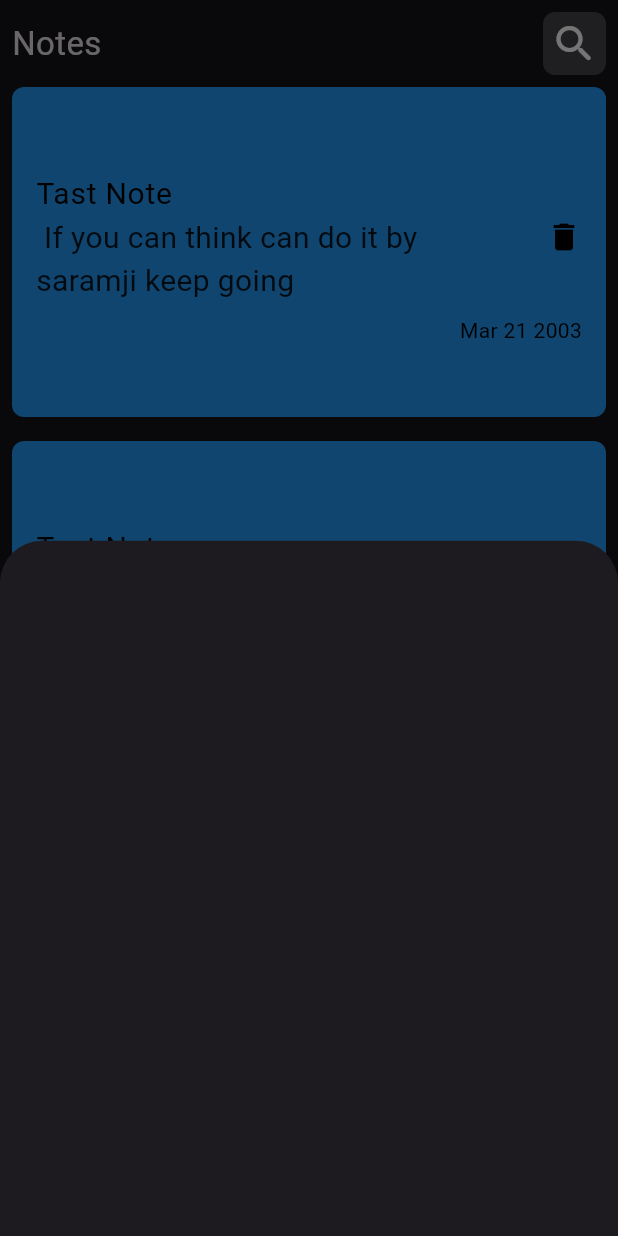
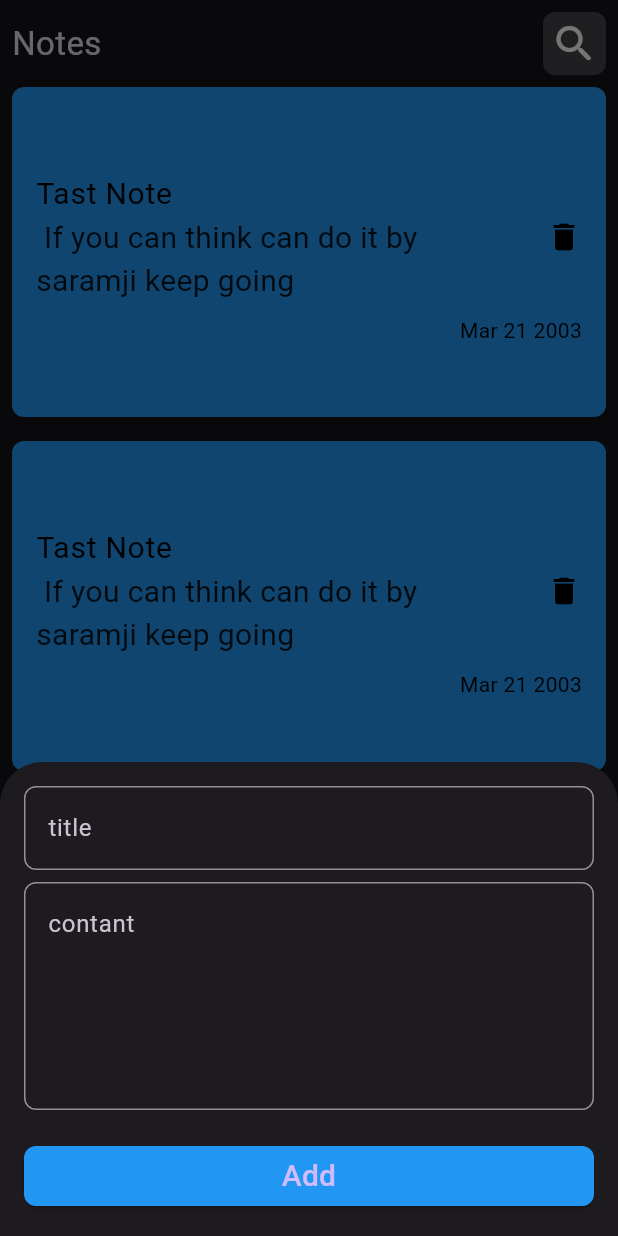
Before and after one commit to elsaramji/notappy, a Flutter app: the screen it shows after launch, after a tap on the "add" icon, on a phone screen of 412 x 824 dp. Run offline on Flutter 3.47's test engine with Material 3 defaults, Android fonts, the phone set to English and light mode, and no system bars.

Commit message:
Add sheet to Add note & vailedtor

```diff
--- a/lib/main.dart
+++ b/lib/main.dart
@@ -15,7 +15,7 @@ class NoteApp extends StatelessWidget {
     return MaterialApp(
       debugShowCheckedModeBanner: false,
       theme: ThemeData(brightness: Brightness.dark, primarySwatch: Colors.blue),
-      home: const NotesView(),
+      home: NotesView(),
     );
   }
 }
--- a/lib/views/notes_view.dart
+++ b/lib/views/notes_view.dart
@@ -1,7 +1,7 @@
 // views/notes_view.dart
 import 'package:flutter/material.dart';
+import 'package:noteappy/widgets/add_note_sheet.dart';
 import 'package:noteappy/widgets/customapp.dart';
-
 import 'package:noteappy/widgets/notes_builder.dart';
 
 class NotesView extends StatelessWidget {
@@ -9,8 +9,8 @@ class NotesView extends StatelessWidget {
 
   @override
   Widget build(BuildContext context) {
-    return Scaffold(
-      body: const Padding(
+    return const Scaffold(
+      body: Padding(
         padding: EdgeInsets.all(8.0),
         child: Column(
           children: [
@@ -22,17 +22,28 @@ class NotesView extends StatelessWidget {
           ],
         ),
       ),
-      floatingActionButton: FloatingActionButton(
+      floatingActionButton: AddNoteButton(),
+    );
+  }
+}
+
+class AddNoteButton extends StatelessWidget {
+  const AddNoteButton({
+    super.key,
+  });
+
+  @override
+  Widget build(BuildContext context) {
+    return FloatingActionButton(
       backgroundColor: Colors.blue,
       onPressed: () {
         showModalBottomSheet(
             context: context,
             builder: (context) {
-                return Container();
+              return AddNoteSheet();
             });
       },
       child: const Icon(Icons.add),
-      ),
     );
   }
 }
--- /dev/null
+++ b/lib/widgets/add_note_sheet.dart
@@ -0,0 +1,63 @@
+import 'package:flutter/material.dart';
+import 'package:noteappy/widgets/custom_text_filed.dart';
+
+import 'custom_elevated.dart';
+
+class AddNoteSheet extends StatefulWidget {
+  const AddNoteSheet({
+    super.key,
+  });
+
+  @override
+  State<AddNoteSheet> createState() => _AddNoteSheetState();
+}
+
+class _AddNoteSheetState extends State<AddNoteSheet> {
+  final GlobalKey<FormState> form = GlobalKey();
+  String? titel, subtitel;
+
+  String? vailed(value) {
+    if (value?.isEmpty ?? true) {
+      return "this required";
+    }
+    return null;
+  }
+
+  @override
+  Widget build(BuildContext context) {
+    return Container(
+      padding: const EdgeInsets.all(16),
+      child: SingleChildScrollView(
+        child: Form(
+          key: form,
+          child: Column(
+            children: [
+              CustomTextFiled(
+                onChanged: (value) {
+                  value = titel;
+                },
+                valid: vailed,
+                hint: "title",
+              ),
+              const SizedBox(
+                height: 8,
+              ),
+              CustomTextFiled(
+                onChanged: (value) {
+                  value = subtitel;
+                },
+                valid: vailed,
+                hint: "contant",
+                maxline: 5,
+              ),
+              const SizedBox(
+                height: 20,
+              ),
+              CustomElevated(form: form)
+            ],
+          ),
+        ),
+      ),
+    );
+  }
+}
--- /dev/null
+++ b/lib/widgets/custom_Elevated.dart
@@ -0,0 +1,31 @@
+import 'package:flutter/material.dart';
+
+class CustomElevated extends StatelessWidget {
+  const CustomElevated({
+    super.key,
+    required this.form,
+  });
+
+  final GlobalKey<FormState> form;
+
+  @override
+  Widget build(BuildContext context) {
+    return ElevatedButton(
+      onPressed: () {
+        if (form.currentState!.validate()) {}
+      },
+      style: ElevatedButton.styleFrom(
+        shape: RoundedRectangleBorder(borderRadius: BorderRadius.circular(8)),
+        backgroundColor: Colors.blue,
+      ),
+      child: SizedBox(
+        width: MediaQuery.of(context).size.width,
+        child: const Text(
+          "Add",
+          style: TextStyle(fontSize: 20),
+          textAlign: TextAlign.center,
+        ),
+      ),
+    );
+  }
+}
--- /dev/null
+++ b/lib/widgets/custom_text_filed.dart
@@ -0,0 +1,27 @@
+import 'package:flutter/material.dart';
+
+class CustomTextFiled extends StatelessWidget {
+  final void Function(String?)? onChanged;
+  final String? Function(String?)? valid;
+  final String? hint;
+  final int maxline;
+  const CustomTextFiled({
+    super.key,
+    required this.onChanged,
+    required this.hint,
+    required this.valid,
+    this.maxline = 1,
+  });
+
+  @override
+  Widget build(BuildContext context) {
+    return TextFormField(
+      maxLines: maxline,
+      decoration: InputDecoration(
+          hintText: hint,
+          border: OutlineInputBorder(borderRadius: BorderRadius.circular(8))),
+      onChanged: onChanged,
+      validator: valid,
+    );
+  }
+}
```
Also changed, not shown: 1 other file. Lines whose indentation alone changed are shown as unchanged.
